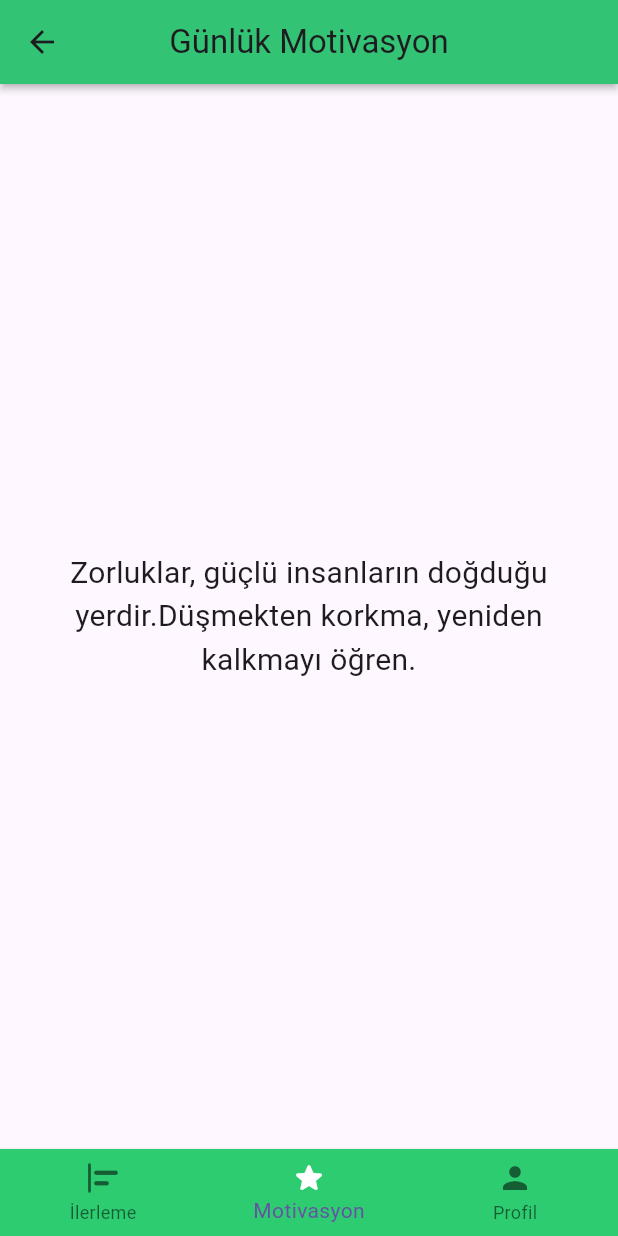
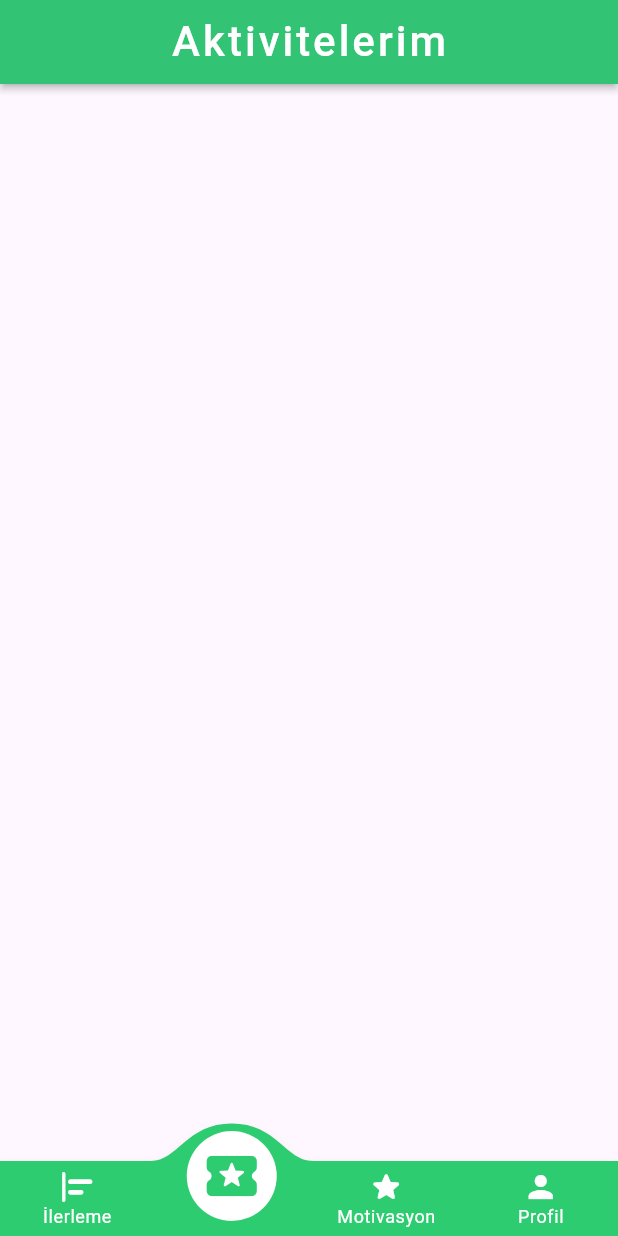
Before and after one commit to berkeyilmaz1/Chain, a Flutter app: the MainPage screen opened by its route, item 2 of the bottom bar chosen, on a phone screen of 412 x 824 dp. Run offline on Flutter 3.47's test engine with Material 3 defaults, Android fonts, the phone set to English and light mode, and no system bars; drawn by our look-alikes of convex_bottom_bar; our stand-ins replace cloud_firestore, firebase_auth, firebase_core, shared_preferences; accounts and stored records are empty.

Commit message:
before profile

```diff
--- a/lib/constants/constants.dart
+++ b/lib/constants/constants.dart
@@ -7,7 +7,9 @@ const radius = BorderRadius.vertical(top: Radius.circular(36));
 
 const kButtonTextStyle = TextStyle(
     color: Colors.black, letterSpacing: 0.5, fontWeight: FontWeight.w500);
-const kTextStyle = TextStyle(color: Colors.black, fontWeight: FontWeight.w600);
+const kTextStyle =
+
+TextStyle(color: Colors.black, fontWeight: FontWeight.w600);
 const kHeaderStyle =
     TextStyle(color: Colors.black, fontWeight: FontWeight.w700, fontSize: 36);
 const kWelcomeTextStyle =
--- a/lib/main.dart
+++ b/lib/main.dart
@@ -5,7 +5,7 @@ import 'package:schallange/pages/Tabs/mainPage.dart';
 import 'package:schallange/pages/authPages/signUpPage.dart';
 import 'package:schallange/pages/authPages/welcomePages.dart';
 import 'package:firebase_core/firebase_core.dart';
-import 'package:schallange/pages/dailyclick.dart';
+
 import 'firebase_options.dart';
 
 void main() async {
@@ -28,12 +28,13 @@ class MyApp extends StatelessWidget {
       title: 'Sol-Chal24',
       debugShowCheckedModeBanner: false,
       theme: themeData(),
-      home:  DailyClicker(),
+      home:  const WelcomePage(),
     );
   }
 
   ThemeData themeData() => ThemeData(
           appBarTheme: const AppBarTheme(
+            titleTextStyle: TextStyle(color:Colors.white,fontSize:28,fontWeight: FontWeight.w500,letterSpacing: 2),
         backgroundColor: ufo_green,
         elevation: 2,
         titleSpacing: 6,
--- /dev/null
+++ b/lib/pages/Tabs/activityPage.dart
@@ -0,0 +1,20 @@
+import 'package:flutter/material.dart';
+
+class ActivityPage extends StatefulWidget {
+  const ActivityPage({super.key});
+
+  @override
+  State<ActivityPage> createState() => _ActivityPageState();
+}
+
+class _ActivityPageState extends State<ActivityPage> {
+  @override
+  Widget build(BuildContext context) {
+    return  Scaffold(
+      appBar: AppBar(
+        automaticallyImplyLeading: false,
+        title: const Text("Aktivitelerim"),
+      ),
+    );
+  }
+}
--- a/lib/pages/Tabs/mainPage.dart
+++ b/lib/pages/Tabs/mainPage.dart
@@ -1,12 +1,16 @@
+import 'package:convex_bottom_bar/convex_bottom_bar.dart';
 import 'package:firebase_auth/firebase_auth.dart';
 import 'package:flutter/material.dart';
+import 'package:schallange/constants/constants.dart';
+import 'package:schallange/pages/Tabs/activityPage.dart';
 import 'package:schallange/pages/Tabs/motivation.dart';
 import 'package:schallange/pages/Tabs/profile.dart';
 import 'package:schallange/pages/Tabs/timecounter.dart';
-import 'package:schallange/constants/constants.dart';
 
 class MainPage extends StatefulWidget {
-  const MainPage({Key? key});
+  final String? selectedItem;
+
+  const MainPage({super.key, this.selectedItem});
 
   @override
   State<MainPage> createState() => _MainPageState();
@@ -15,11 +19,13 @@ class MainPage extends StatefulWidget {
 class _MainPageState extends State<MainPage> {
   int _currentIndex = 0;
   late User? _user;
+  late String _selectedItem;
 
   @override
   void initState() {
     super.initState();
     _user = FirebaseAuth.instance.currentUser;
+    _selectedItem = widget.selectedItem ?? '';
   }
 
   @override
@@ -27,33 +33,25 @@ class _MainPageState extends State<MainPage> {
     String progessLabel = "İlerleme";
     String motivationLabel = "Motivasyon";
     String profileLabel = "Profil";
+    String activityLabel = "Aktivitelerim";
     return Scaffold(
       body: _buildBody(),
-      bottomNavigationBar: BottomNavigationBar(
+      bottomNavigationBar: ConvexAppBar(
         backgroundColor: ufo_green,
-        elevation: 2,
-        selectedIconTheme: const IconThemeData(color: Colors.white),
-        selectedLabelStyle: const TextStyle(color: Colors.white),
-        currentIndex: _currentIndex,
+        color: Colors.white,
+        items: [
+          TabItem(
+              icon: Icons.align_horizontal_left_rounded, title: progessLabel),
+          TabItem(icon: Icons.local_activity_rounded, title: activityLabel),
+          TabItem(icon: Icons.star_rounded, title: motivationLabel),
+          TabItem(icon: Icons.person, title: profileLabel),
+        ],
         onTap: (int newIndex) {
           setState(() {
             _currentIndex = newIndex;
           });
         },
-        items: [
-          BottomNavigationBarItem(
-            label: progessLabel,
-            icon: const Icon(Icons.align_horizontal_left_rounded),
-          ),
-          BottomNavigationBarItem(
-            label: motivationLabel,
-            icon: const Icon(Icons.star_rounded),
-          ),
-          BottomNavigationBarItem(
-            label: profileLabel,
-            icon: const Icon(Icons.person),
-          ),
-        ],
+        initialActiveIndex: _currentIndex, // Başlangıçta seçilen endeksi belirt
       ),
     );
   }
@@ -61,15 +59,13 @@ class _MainPageState extends State<MainPage> {
   Widget _buildBody() {
     switch (_currentIndex) {
       case 0:
-        return Container(
-          width: MediaQuery.of(context).size.width,
-          height: MediaQuery.of(context).size.height,
-          child: const TimeCounterPage(),
-        );
+        return const TimeCounterPage();
       case 1:
-        return RandomMessagePage();
+        return const ActivityPage();
       case 2:
-        return _user != null ? ProfilePage(user: _user!) : Container();
+        return const RandomMessagePage();
+      case 3:
+        return ProfilePage();
       default:
         return Container();
     }
--- a/lib/pages/Tabs/motivation.dart
+++ b/lib/pages/Tabs/motivation.dart
@@ -1,3 +1,5 @@
+// ignore_for_file: prefer_const_constructors
+
 import 'dart:math';
 
 import 'package:flutter/material.dart';
@@ -7,21 +9,22 @@ class RandomMessagePage extends StatefulWidget {
   const RandomMessagePage({super.key});
 
   @override
+  // ignore: library_private_types_in_public_api
   _RandomMessagePageState createState() => _RandomMessagePageState();
 }
 
 class _RandomMessagePageState extends State<RandomMessagePage> {
   List<String> messages = [
-    "Güçlü bir başlangıç, başarılı bir sonuç getirir.",
-    "Hayallerinize giden yolda engeller sadece duraklamanızı bekleyen araçlardır.",
-    "Küçük adımlar, büyük başarılar getirir.",
-    "Korkularınızı yenin, sınırlarınızı zorlayın, hayallerinize doğru ilerleyin.",
-    "Başarınızı belirleyen, düşüncelerinizdir. Pozitif düşünün, başarıya giden yol açılacaktır.",
-    "Pes etmek, zaferinizi başkasına teslim etmektir.",
-    "Her gün küçük bir ilerleme, büyük bir başarı getirir.",
-    "Zorluklar, güçlü insanların doğduğu yerdir."
-    "Düşmekten korkma, yeniden kalkmayı öğren.",
-    "Yarının başarısını bugünün kararları belirler.",
+    "İmkansızı başarabilirsin!",
+    "Yarın daha iyi olacak.",
+    "Her adım ileriye doğru.",
+    "Hayallerine doğru ilerle yavaşça.",
+    "Hiçbir şey seni durduramaz.",
+    "Güçlü kal, mücadele et!",
+    "Pes etme, zafer senin olacak.",
+    "Hayallerin gerçek olacak, inan!",
+    "Her gün bir adım daha ileri.",
+    "Sınırlarını zorla, başarı seninle.",
   ];
 
   String selectedMessage = '';
@@ -64,27 +67,42 @@ class _RandomMessagePageState extends State<RandomMessagePage> {
   @override
   Widget build(BuildContext context) {
     double width = MediaQuery.of(context).size.width;
-double height = MediaQuery.of(context).size.height;
-
-
     return Scaffold(
       appBar: AppBar(
-        title: const Text('Günlük Motivasyon'),
+        automaticallyImplyLeading: false,
+        title: Text('Günlük Motivasyon'),
       ),
-      body: Center(
-        child: Column(
-          mainAxisAlignment: MainAxisAlignment.center,
+      body: Column(
         children: [
           Padding(
             padding: const EdgeInsets.all(16.0),
-              child: Container(
+            child: Stack(
+              children: [
+                Container(
+                  height: 250,
+                  width: width,
+                  decoration: const BoxDecoration(
+                      image: DecorationImage(
+                          image: ExactAssetImage(
+                            "images/rockss.jpg",
+                          ),
+                          fit: BoxFit.fitHeight),
+                      borderRadius: BorderRadius.all(Radius.circular(24))),
+                ),
 
-                width:width ,
-                height: height/2,
+                Positioned(
+                  left: 0,
+                  right: 0,
+                  top: 100,
                   child: Center(
+                    child: Padding(
+                      padding: const EdgeInsets.all(8.0),
                       child: Text(
                         selectedMessage,
-                    style: const TextStyle(fontSize: 20),
+                        style: TextStyle(
+                          color: Colors.white,
+                          fontSize: 20,
+                        ),
                         textAlign: TextAlign.center,
                       ),
                     ),
@@ -93,6 +111,8 @@ double height = MediaQuery.of(context).size.height;
               ],
             ),
           ),
+        ],
+      ),
     );
   }
 }
--- a/pubspec.yaml
+++ b/pubspec.yaml
@@ -39,6 +39,9 @@ dependencies:
   firebase_auth: ^4.17.4
   shared_preferences: ^2.2.2
   cloud_firestore: ^4.15.4
+  convex_bottom_bar: ^3.2.0
+  google_fonts: ^6.1.0
+  intl: ^0.19.0
 
 dev_dependencies:
   flutter_test:
@@ -64,8 +67,7 @@ flutter:
 
   # To add assets to your application, add an assets section, like this:
   assets:
-   - images/rocks.jpg
-   - images/logo.png
+   - images/
 
   # An image asset can refer to one or more resolution-specific "variants", see
   # https://flutter.dev/assets-and-images/#resolution-aware
```
Also changed, not shown: lib/components/myTextBox.dart (added, +29 -0 lines), lib/components/myTile.dart (+5 -2 lines), lib/pages/Tabs/profile.dart (+9 -60 lines), lib/pages/Tabs/progress.dart (deleted, +0 -22 lines), lib/pages/Tabs/timecounter.dart (+14 -7 lines), lib/pages/authPages/loginPages.dart (+4 -4 lines), lib/pages/authPages/signUpPage.dart (+49 -20 lines), images/rockss.jpg (added), pubspec.lock, 1 other file. Lines whose indentation alone changed are shown as unchanged.
